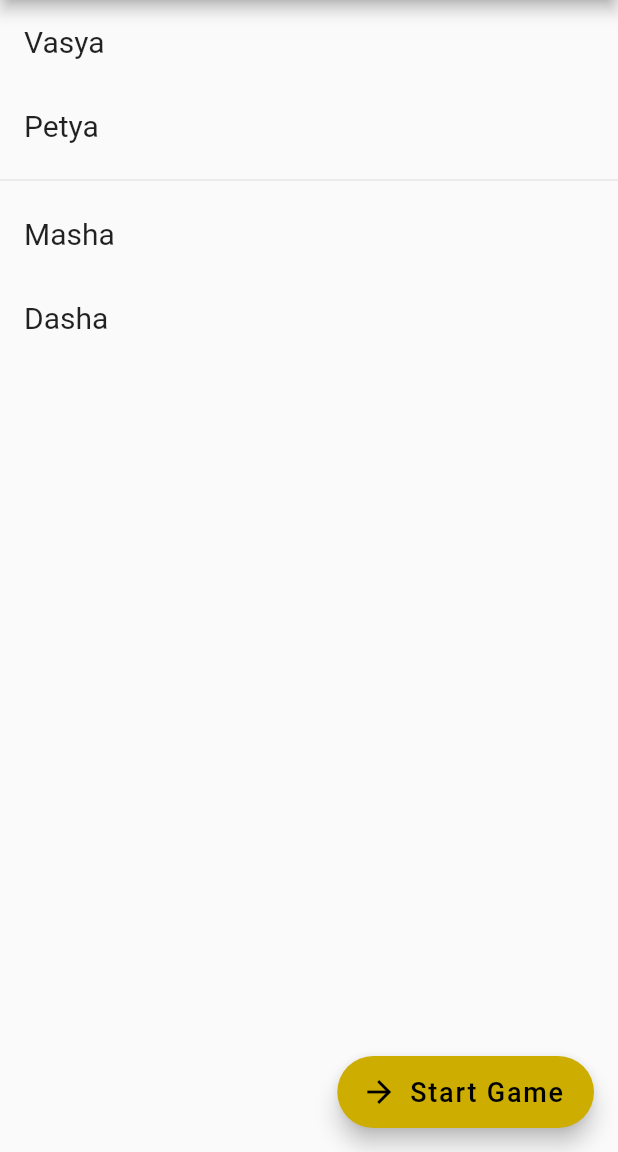
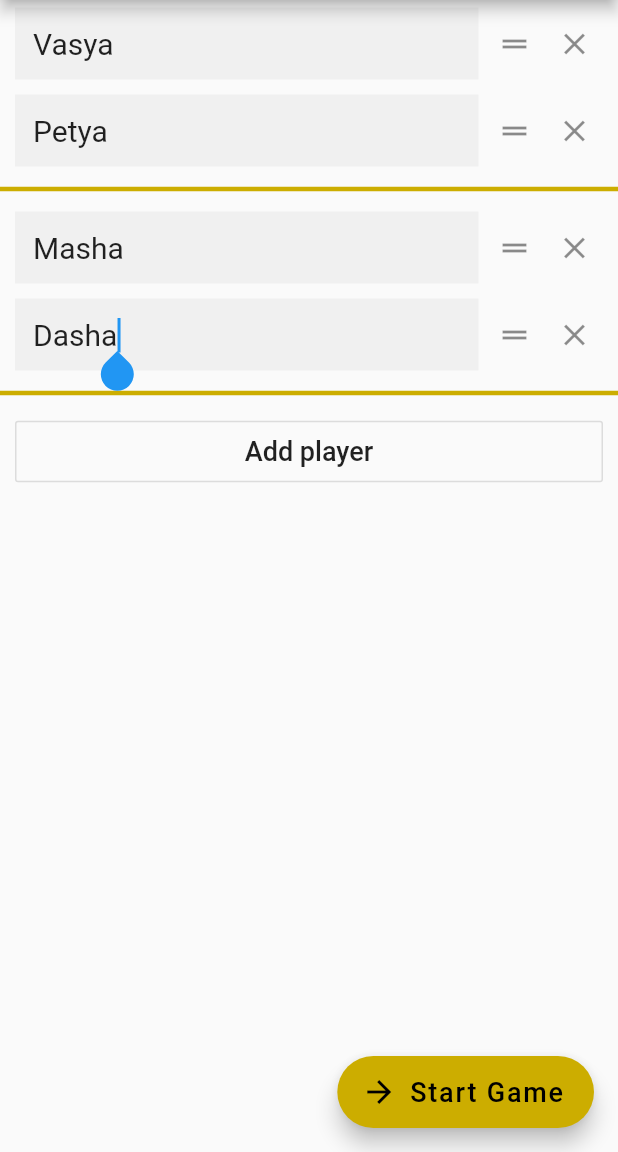
Before and after one commit to amatveiakin/hat-game, a Flutter app: the screen it shows after launch, after a tap on "New Game", on a phone screen of 412 x 824 dp, the part 84-1236 px from its top. Run offline on Flutter 3.47's test engine with Material 2 defaults, Android fonts, the phone set to English and light mode, and no system bars; our stand-ins replace outline_material_icons; missing offline and left inert: russian_words.

Commit message:
Allow to add and delete players.

```diff
--- a/lib/game_config_view.dart
+++ b/lib/game_config_view.dart
@@ -1,26 +1,62 @@
+import 'dart:math';
+
 import 'package:flutter/material.dart';
 import 'package:hatgame/game_view.dart';
+import 'package:hatgame/theme.dart';
 
 class PlayersView extends StatefulWidget {
   @override
   createState() => _PlayersViewState();
 }
 
+class _PlayerData {
+  String name;
+  TextEditingController controller = TextEditingController();
+  FocusNode focusNode = FocusNode();
+
+  _PlayerData(this.name);
+
+  void dispose() {
+    controller.dispose();
+    focusNode.dispose();
+  }
+}
+
 class _PlayersViewState extends State<PlayersView> {
-  var players = <String>[
-    'Vasya',
-    'Petya',
-    'Masha',
-    'Dasha',
-  ];
-  List<Widget> items = [];
+  var _players = <_PlayerData>[];
+  List<Widget> _items = [];
+
+  void _addPlayer(String name) {
+    setState(() {
+      final playerData = _PlayerData(name);
+      playerData.controller.text = (name);
+      playerData.controller.addListener(() {
+        // Don't call setState, because TextField updates itself.
+        playerData.name = playerData.controller.text;
+      });
+      playerData.focusNode.requestFocus();
+      _players.add(playerData);
+    });
+  }
+
+  void _deletePlayer(_PlayerData player) {
+    player.dispose();
+    setState(() {
+      _players.remove(player);
+    });
+  }
 
   List<Widget> _addDividers(List<ListTile> items) {
     var result = <Widget>[];
     int i = 0;
     for (final item in items) {
       if (i > 0 && i % 2 == 0) {
-        result.add(Divider(key: UniqueKey()));
+        result.add(Divider(
+          key: UniqueKey(),
+          color: MyColors.accent,
+          thickness: 3.0,
+          height: 20.0,
+        ));
       }
       result.add(item);
       i++;
@@ -31,22 +67,65 @@ class _PlayersViewState extends State<PlayersView> {
   int _getPlayerIndex(int itemIndex) {
     int playerIndex = 0;
     for (int i = 0; i < itemIndex; i++) {
-      if (!(items[i] is Divider)) playerIndex++;
+      if (!(_items[i] is Divider)) playerIndex++;
     }
-    return playerIndex;
+    return min(playerIndex, _players.length - 1);
   }
 
   void _makeItems() {
-    items = _addDividers(players
-        .map((name) => ListTile(
-              key: UniqueKey(),
-              title: Text(name),
-            ))
-        .toList());
+    final listItemPadding = EdgeInsets.fromLTRB(10, 1, 10, 1);
+    final listItemPaddingSmallRight = EdgeInsets.fromLTRB(listItemPadding.left,
+        listItemPadding.top, listItemPadding.right / 2, listItemPadding.bottom);
+    var _playerItems = <ListTile>[];
+    for (int i = 0; i < _players.length; ++i) {
+      final player = _players[i];
+      _playerItems.add(ListTile(
+        key: UniqueKey(),
+        contentPadding: listItemPaddingSmallRight,
+        title: Row(
+          crossAxisAlignment: CrossAxisAlignment.center,
+          children: [
+            Expanded(
+              child: TextField(
+                decoration:
+                    InputDecoration(filled: true, border: InputBorder.none),
+                focusNode: player.focusNode,
+                controller: player.controller,
+              ),
+            ),
+            SizedBox(width: 12),
+            // TODO: Make sure we don't have two drag handles on iOS.
+            Icon(Icons.drag_handle),
+            SizedBox(width: 4),
+            IconButton(
+              padding: EdgeInsets.zero,
+              icon: Icon(Icons.clear),
+              onPressed: () => _deletePlayer(player),
+            ),
+          ],
+        ),
+      ));
+    }
+    _playerItems.add(ListTile(
+        key: UniqueKey(),
+        contentPadding: listItemPadding,
+        title: OutlineButton(
+          padding: EdgeInsets.symmetric(vertical: 10.0),
+          onPressed: () => setState(() {
+            _addPlayer('');
+          }),
+          child: Text('Add player'),
+        )));
+    _items = _addDividers(_playerItems);
   }
 
   @override
   void initState() {
+    // TODO: Delete before prod release.
+    _addPlayer('Vasya');
+    _addPlayer('Petya');
+    _addPlayer('Masha');
+    _addPlayer('Dasha');
     super.initState();
     _makeItems();
   }
@@ -55,6 +134,14 @@ class _PlayersViewState extends State<PlayersView> {
   void setState(fn) {
     super.setState(fn);
     _makeItems();
+  }
+
+  @override
+  void dispose() {
+    for (final player in _players) {
+      player.dispose();
+    }
+    super.dispose();
   }
 
   @override
@@ -68,12 +155,12 @@ class _PlayersViewState extends State<PlayersView> {
           if (newIndex > oldIndex) {
             newIndex--;
           }
-          final p = players.removeAt(oldIndex);
-          players.insert(newIndex, p);
+          final p = _players.removeAt(oldIndex);
+          _players.insert(newIndex, p);
         });
       },
       scrollDirection: Axis.vertical,
-      children: items,
+      children: _items,
     );
   }
 }
```
